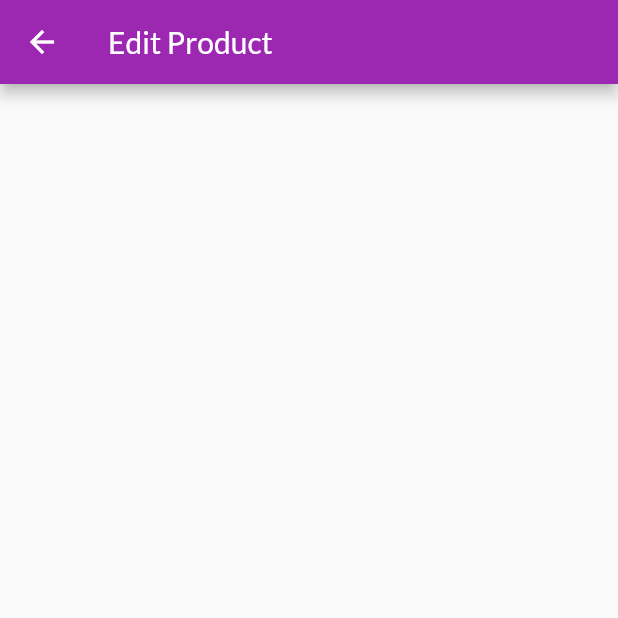
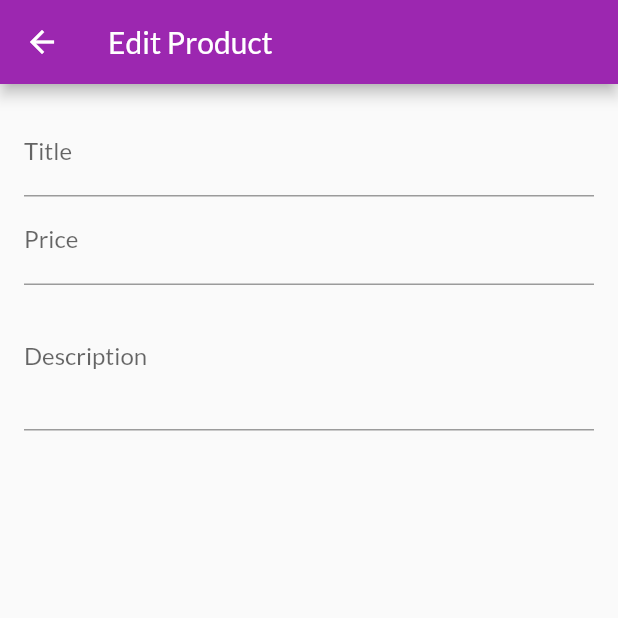
Before and after one commit to JeanBayer/app_shop, a Flutter app: the EditProductScreen screen opened directly, on a phone screen of 412 x 824 dp, the top half of it. Run offline on Flutter 3.47's test engine with Material 2 defaults, Android fonts, the phone set to English and light mode, and no system bars; network calls fail.

Commit message:
textFormField added

```diff
--- a/lib/main.dart
+++ b/lib/main.dart
@@ -9,6 +9,7 @@ import './screens/product_detail_screen.dart';
 import './screens/cart_screen.dart';
 import './screens/orders_screen.dart';
 import './screens/user_products_screen.dart';
+import './screens/edit_product_screen.dart';
 
 void main() {
   runApp(const MyApp());
@@ -45,6 +46,7 @@ class MyApp extends StatelessWidget {
             CartScreen.routeName: (context) => const CartScreen(),
             OrdersScreen.routeName: (context) => const OrdersScreen(),
             UserProductsScreen.routeName:(context) => const UserProductsScreen(),
+            EditProductScreen.routeName:(context) => const EditProductScreen(),
           }),
     );
   }
--- a/lib/screens/edit_product_screen.dart
+++ b/lib/screens/edit_product_screen.dart
@@ -1,6 +1,8 @@
 import 'package:flutter/material.dart';
 
 class EditProductScreen extends StatefulWidget {
+  static const routeName = '/edit-product';
+
   const EditProductScreen({Key? key}) : super(key: key);
 
   @override
@@ -8,12 +10,53 @@ class EditProductScreen extends StatefulWidget {
 }
 
 class _EditProductScreenState extends State<EditProductScreen> {
+  final _priceFocusNode = FocusNode();
+  final _descriptionFocusNode = FocusNode();
+
+  @override
+  void dispose() {
+    _priceFocusNode.dispose();
+    _descriptionFocusNode.dispose();
+    super.dispose();
+  }
+
   @override
   Widget build(BuildContext context) {
     return Scaffold(
       appBar: AppBar(
         title: const Text('Edit Product'),
       ),
+      body: Padding(
+        padding: const EdgeInsets.all(16.0),
+        child: Form(
+          child: ListView(
+            children: <Widget>[
+              TextFormField(
+                decoration: const InputDecoration(labelText: 'Title'),
+                textInputAction: TextInputAction.next,
+                onFieldSubmitted: (_) {
+                  FocusScope.of(context).requestFocus(_priceFocusNode);
+                },
+              ),
+              TextFormField(
+                decoration: const InputDecoration(labelText: 'Price'),
+                textInputAction: TextInputAction.next,
+                keyboardType: TextInputType.number,
+                focusNode: _priceFocusNode,
+                onFieldSubmitted: (_) {
+                  FocusScope.of(context).requestFocus(_descriptionFocusNode);
+                },
+              ),
+              TextFormField(
+                decoration: const InputDecoration(labelText: 'Description'),
+                maxLines: 3,
+                keyboardType: TextInputType.multiline,
+                focusNode: _descriptionFocusNode,
+              ),
+            ],
+          ),
+        ),
+      ),
     );
   }
 }
--- a/lib/screens/user_products_screen.dart
+++ b/lib/screens/user_products_screen.dart
@@ -4,6 +4,7 @@ import 'package:provider/provider.dart';
 import '../providers/products.dart';
 import '../widgets/user_product_item.dart';
 import '../widgets/app_drawer.dart';
+import './edit_product_screen.dart';
 
 class UserProductsScreen extends StatelessWidget {
   static const routeName = '/user-products';
@@ -20,7 +21,7 @@ class UserProductsScreen extends StatelessWidget {
           IconButton(
             icon: const Icon(Icons.add),
             onPressed: () {
-              // ...
+              Navigator.of(context).pushNamed(EditProductScreen.routeName);
             },
           ),
         ],
```
Lines whose indentation alone changed are shown as unchanged.
